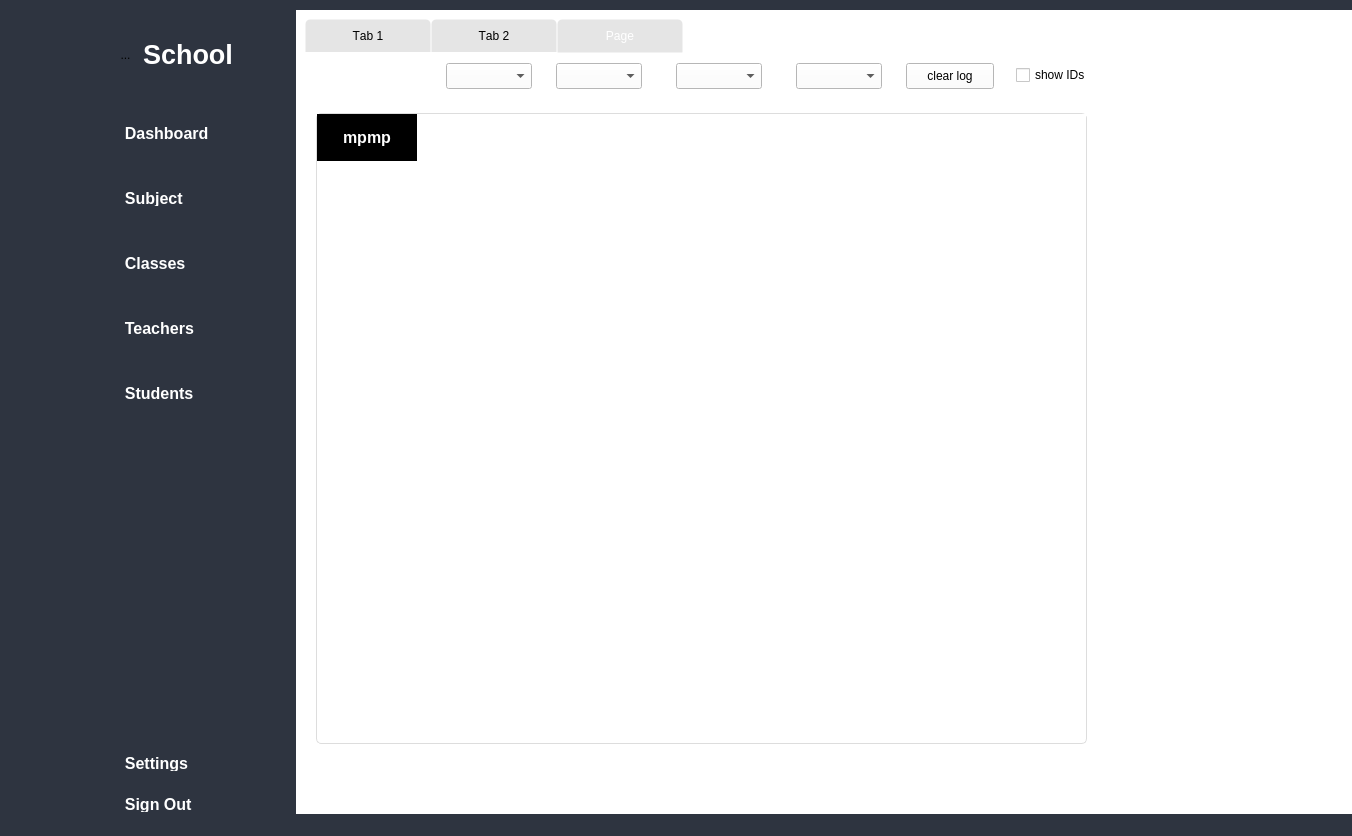
Old version of the form School_System/ui/IndexSU.ui in the repository KasperJack/School-Management-System.
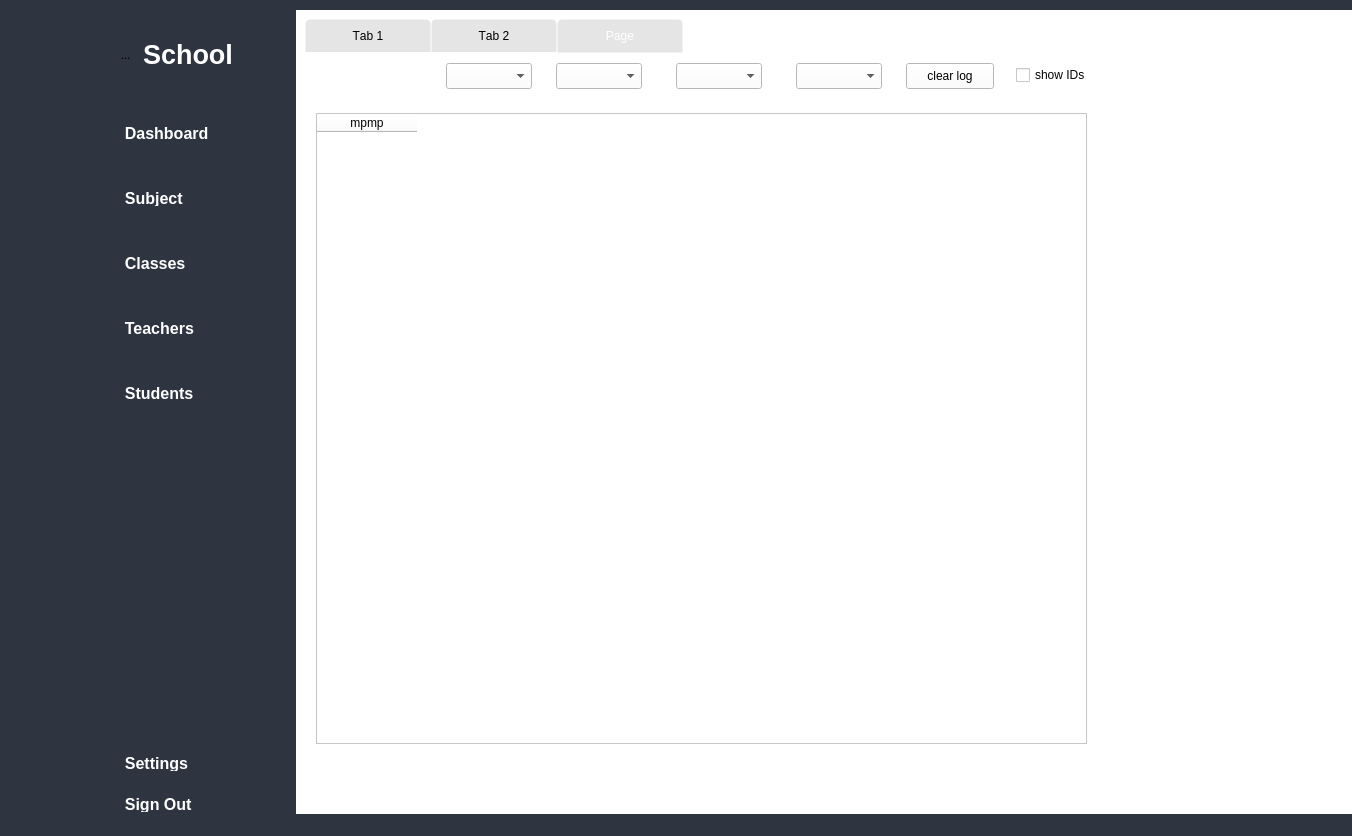
New version of the form. The open tabs and pages were chosen to show the change. Icons and pictures are not drawn.

```diff
--- a/School_System/ui/IndexSU.ui
+++ b/School_System/ui/IndexSU.ui
@@ -1649,85 +1649,7 @@
                    </rect>
                   </property>
                   <property name="styleSheet">
-                   <string notr="true">    QTableWidget {
-        border: 1px solid #ddd;
-        border-radius: 5px;
-        background-color: #fff;
-        gridline-color: #ddd;
-        selection-background-color: #4CAF50;
-		 alternate-background-color: #B0EDFB;
-    }
-    QTableWidget::item {
-        padding: 10px;
-        font-size: 14px;
-    }
-
-
-	QTableWidget::item:selected {
-		  background-color: green;
-        color: black;
-    }
-    
-    QHeaderView::section {
-        background-color: black;
-        color: white;
-        padding: 12px;
-        font-size: 16px;
-        border: none;
-        text-align: left;
-		font-weight: bold;
-    }
-    QTableWidget QTableCornerButton::section {
-        background-color: #4CAF50;
-    }
-    QTableWidget::horizontalHeader {
-        background-color: #4CAF50;
-        font-size: 16px;
-        color: white;
-        padding: 10px;
-    }
-    QTableWidget::verticalHeader {
-        background-color: #4CAF50;
-        font-size: 16px;
-        color: white;
-        padding: 10px;
-    }
-    
-
-		QTableWidget::item:hover {
-        background-color: #f2f2f2;
-    }
-
-
-
-
-
-
-
-
-
-
-
-
-
-
-
-
-
-QScrollBar:vertical {
-	background:rgb(51,51,51);
-    width:20px;
-    margin: 0px 0px 0px 0px;
-}
-QScrollBar::handle:vertical {
-    background:rgb(0,143,170);
-}
-QScrollBar::add-page:vertical {
- 	background:rgb(51,51,51);
-}
-QScrollBar::sub-page:vertical {
- 	background:rgb(51,51,51);
-}</string>
+                   <string notr="true"/>
                   </property>
                   <property name="alternatingRowColors">
                    <bool>true</bool>
```
Left out of the diff: 2 changed lines with no effect on the pictures.
